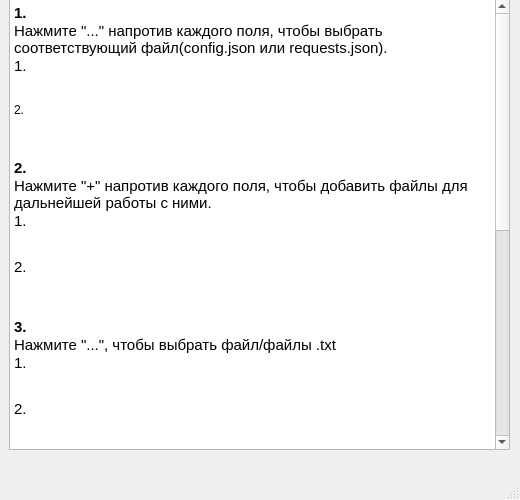
Before: the Qt Designer form helpWindow/helpwindow.ui in Xonancess1/Search_Engine, drawn with Qt 5.
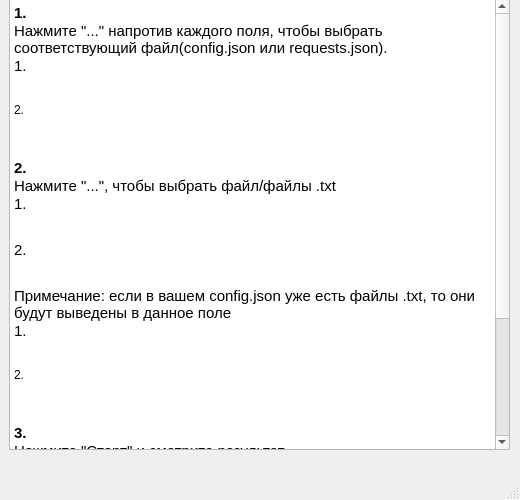
After: the same form once the commit is applied. Icons and pictures are not drawn.

Patch:
```diff
--- a/helpWindow/helpwindow.ui
+++ b/helpWindow/helpwindow.ui
@@ -63,15 +63,6 @@
 &lt;p style=&quot;-qt-paragraph-type:empty; margin-top:0px; margin-bottom:0px; margin-left:0px; margin-right:0px; -qt-block-indent:0; text-indent:0px;&quot;&gt;&lt;br /&gt;&lt;/p&gt;
 &lt;p style=&quot;-qt-paragraph-type:empty; margin-top:0px; margin-bottom:0px; margin-left:0px; margin-right:0px; -qt-block-indent:0; text-indent:0px;&quot;&gt;&lt;br /&gt;&lt;/p&gt;
 &lt;p style=&quot; margin-top:0px; margin-bottom:0px; margin-left:0px; margin-right:0px; -qt-block-indent:0; text-indent:0px;&quot;&gt;&lt;span style=&quot; font-size:11pt; font-weight:700;&quot;&gt;2.&lt;/span&gt;&lt;/p&gt;
-&lt;p style=&quot; margin-top:0px; margin-bottom:0px; margin-left:0px; margin-right:0px; -qt-block-indent:0; text-indent:0px;&quot;&gt;&lt;span style=&quot; font-size:11pt;&quot;&gt;Нажмите &amp;quot;+&amp;quot; напротив каждого поля, чтобы добавить файлы для дальнейшей работы с ними.&lt;/span&gt;&lt;/p&gt;
-&lt;p style=&quot; margin-top:0px; margin-bottom:0px; margin-left:0px; margin-right:0px; -qt-block-indent:0; text-indent:0px;&quot;&gt;&lt;span style=&quot; font-size:11pt;&quot;&gt;1.&lt;/span&gt;&lt;/p&gt;
-&lt;p style=&quot; margin-top:0px; margin-bottom:0px; margin-left:0px; margin-right:0px; -qt-block-indent:0; text-indent:0px;&quot;&gt;&lt;img src=&quot;:/Images/Images/addConfigAndRequestsJSON.jpg&quot; width=&quot;470&quot; /&gt;&lt;/p&gt;
-&lt;p style=&quot;-qt-paragraph-type:empty; margin-top:0px; margin-bottom:0px; margin-left:0px; margin-right:0px; -qt-block-indent:0; text-indent:0px;&quot;&gt;&lt;br /&gt;&lt;/p&gt;
-&lt;p style=&quot; margin-top:0px; margin-bottom:0px; margin-left:0px; margin-right:0px; -qt-block-indent:0; text-indent:0px;&quot;&gt;&lt;span style=&quot; font-size:11pt;&quot;&gt;2.&lt;/span&gt;&lt;/p&gt;
-&lt;p style=&quot; margin-top:0px; margin-bottom:0px; margin-left:0px; margin-right:0px; -qt-block-indent:0; text-indent:0px;&quot;&gt;&lt;img src=&quot;:/Images/Images/addLabelConfigAndRequestsJSON.jpg&quot; width=&quot;470&quot; /&gt;&lt;/p&gt;
-&lt;p style=&quot;-qt-paragraph-type:empty; margin-top:0px; margin-bottom:0px; margin-left:0px; margin-right:0px; -qt-block-indent:0; text-indent:0px;&quot;&gt;&lt;br /&gt;&lt;/p&gt;
-&lt;p style=&quot;-qt-paragraph-type:empty; margin-top:0px; margin-bottom:0px; margin-left:0px; margin-right:0px; -qt-block-indent:0; text-indent:0px;&quot;&gt;&lt;br /&gt;&lt;/p&gt;
-&lt;p style=&quot; margin-top:0px; margin-bottom:0px; margin-left:0px; margin-right:0px; -qt-block-indent:0; text-indent:0px;&quot;&gt;&lt;span style=&quot; font-size:11pt; font-weight:700;&quot;&gt;3.&lt;/span&gt;&lt;/p&gt;
 &lt;p style=&quot; margin-top:0px; margin-bottom:0px; margin-left:0px; margin-right:0px; -qt-block-indent:0; text-indent:0px;&quot;&gt;&lt;span style=&quot; font-size:11pt;&quot;&gt;Нажмите &amp;quot;...&amp;quot;, чтобы выбрать файл/файлы .txt&lt;/span&gt;&lt;/p&gt;
 &lt;p style=&quot; margin-top:0px; margin-bottom:0px; margin-left:0px; margin-right:0px; -qt-block-indent:0; text-indent:0px;&quot;&gt;&lt;span style=&quot; font-size:11pt;&quot;&gt;1.&lt;/span&gt;&lt;/p&gt;
 &lt;p style=&quot; margin-top:0px; margin-bottom:0px; margin-left:0px; margin-right:0px; -qt-block-indent:0; text-indent:0px;&quot;&gt;&lt;img src=&quot;:/Images/Images/openTxt.jpg&quot; width=&quot;400&quot; /&gt;&lt;/p&gt;
@@ -87,22 +78,17 @@
 &lt;p style=&quot; margin-top:0px; margin-bottom:0px; margin-left:0px; margin-right:0px; -qt-block-indent:0; text-indent:0px;&quot;&gt;&lt;img src=&quot;:/Images/Images/showTxtConfigJSON.jpg&quot; width=&quot;350&quot; /&gt;&lt;/p&gt;
 &lt;p style=&quot;-qt-paragraph-type:empty; margin-top:0px; margin-bottom:0px; margin-left:0px; margin-right:0px; -qt-block-indent:0; text-indent:0px;&quot;&gt;&lt;br /&gt;&lt;/p&gt;
 &lt;p style=&quot;-qt-paragraph-type:empty; margin-top:0px; margin-bottom:0px; margin-left:0px; margin-right:0px; -qt-block-indent:0; text-indent:0px;&quot;&gt;&lt;br /&gt;&lt;/p&gt;
-&lt;p style=&quot; margin-top:0px; margin-bottom:0px; margin-left:0px; margin-right:0px; -qt-block-indent:0; text-indent:0px;&quot;&gt;&lt;span style=&quot; font-size:11pt; font-weight:700;&quot;&gt;4.&lt;/span&gt;&lt;/p&gt;
-&lt;p style=&quot; margin-top:0px; margin-bottom:0px; margin-left:0px; margin-right:0px; -qt-block-indent:0; text-indent:0px;&quot;&gt;&lt;span style=&quot; font-size:11pt;&quot;&gt;Нажмите &amp;quot;+&amp;quot;, чтобы добавить файл/файлы для дальнейшей работы с ним/ними.&lt;/span&gt;&lt;/p&gt;
-&lt;p style=&quot; margin-top:0px; margin-bottom:0px; margin-left:0px; margin-right:0px; -qt-block-indent:0; text-indent:0px;&quot;&gt;&lt;span style=&quot; font-size:11pt;&quot;&gt;1.&lt;/span&gt;&lt;/p&gt;
-&lt;p style=&quot; margin-top:0px; margin-bottom:0px; margin-left:0px; margin-right:0px; -qt-block-indent:0; text-indent:0px;&quot;&gt;&lt;img src=&quot;:/Images/Images/addTxt.jpg&quot; width=&quot;470&quot; /&gt;&lt;/p&gt;
-&lt;p style=&quot;-qt-paragraph-type:empty; margin-top:0px; margin-bottom:0px; margin-left:0px; margin-right:0px; -qt-block-indent:0; text-indent:0px;&quot;&gt;&lt;br /&gt;&lt;/p&gt;
-&lt;p style=&quot; margin-top:0px; margin-bottom:0px; margin-left:0px; margin-right:0px; -qt-block-indent:0; text-indent:0px;&quot;&gt;&lt;span style=&quot; font-size:11pt;&quot;&gt;2.&lt;/span&gt;&lt;/p&gt;
-&lt;p style=&quot; margin-top:0px; margin-bottom:0px; margin-left:0px; margin-right:0px; -qt-block-indent:0; text-indent:0px;&quot;&gt;&lt;img src=&quot;:/Images/Images/addLabelTxt.jpg&quot; width=&quot;470&quot; /&gt;&lt;/p&gt;
-&lt;p style=&quot;-qt-paragraph-type:empty; margin-top:0px; margin-bottom:0px; margin-left:0px; margin-right:0px; -qt-block-indent:0; text-indent:0px;&quot;&gt;&lt;br /&gt;&lt;/p&gt;
-&lt;p style=&quot;-qt-paragraph-type:empty; margin-top:0px; margin-bottom:0px; margin-left:0px; margin-right:0px; -qt-block-indent:0; text-indent:0px;&quot;&gt;&lt;br /&gt;&lt;/p&gt;
-&lt;p style=&quot; margin-top:0px; margin-bottom:0px; margin-left:0px; margin-right:0px; -qt-block-indent:0; text-indent:0px;&quot;&gt;&lt;span style=&quot; font-size:11pt; font-weight:700;&quot;&gt;5.&lt;/span&gt;&lt;/p&gt;
+&lt;p style=&quot; margin-top:0px; margin-bottom:0px; margin-left:0px; margin-right:0px; -qt-block-indent:0; text-indent:0px;&quot;&gt;&lt;span style=&quot; font-size:11pt; font-weight:700;&quot;&gt;3.&lt;/span&gt;&lt;/p&gt;
 &lt;p style=&quot; margin-top:0px; margin-bottom:0px; margin-left:0px; margin-right:0px; -qt-block-indent:0; text-indent:0px;&quot;&gt;&lt;span style=&quot; font-size:11pt;&quot;&gt;Нажмите &amp;quot;Старт&amp;quot; и смотрите результат&lt;/span&gt;&lt;/p&gt;
 &lt;p style=&quot; margin-top:0px; margin-bottom:0px; margin-left:0px; margin-right:0px; -qt-block-indent:0; text-indent:0px;&quot;&gt;&lt;span style=&quot; font-size:11pt;&quot;&gt;1.&lt;/span&gt;&lt;/p&gt;
 &lt;p style=&quot; margin-top:0px; margin-bottom:0px; margin-left:0px; margin-right:0px; -qt-block-indent:0; text-indent:0px;&quot;&gt;&lt;img src=&quot;:/Images/Images/startAndResult.jpg&quot; width=&quot;460&quot; /&gt;&lt;/p&gt;
 &lt;p style=&quot;-qt-paragraph-type:empty; margin-top:0px; margin-bottom:0px; margin-left:0px; margin-right:0px; -qt-block-indent:0; text-indent:0px;&quot;&gt;&lt;br /&gt;&lt;/p&gt;
 &lt;p style=&quot; margin-top:0px; margin-bottom:0px; margin-left:0px; margin-right:0px; -qt-block-indent:0; text-indent:0px;&quot;&gt;&lt;span style=&quot; font-size:11pt;&quot;&gt;2.&lt;/span&gt;&lt;/p&gt;
 &lt;p style=&quot; margin-top:0px; margin-bottom:0px; margin-left:0px; margin-right:0px; -qt-block-indent:0; text-indent:0px;&quot;&gt;&lt;img src=&quot;:/Images/Images/showStartAndResult.jpg&quot; width=&quot;460&quot; /&gt;&lt;/p&gt;
+&lt;p style=&quot;-qt-paragraph-type:empty; margin-top:0px; margin-bottom:0px; margin-left:0px; margin-right:0px; -qt-block-indent:0; text-indent:0px;&quot;&gt;&lt;br /&gt;&lt;/p&gt;
+&lt;p style=&quot;-qt-paragraph-type:empty; margin-top:0px; margin-bottom:0px; margin-left:0px; margin-right:0px; -qt-block-indent:0; text-indent:0px;&quot;&gt;&lt;br /&gt;&lt;/p&gt;
+&lt;p style=&quot; margin-top:0px; margin-bottom:0px; margin-left:0px; margin-right:0px; -qt-block-indent:0; text-indent:0px;&quot;&gt;&lt;span style=&quot; font-size:11pt; font-weight:700;&quot;&gt;4.&lt;/span&gt;&lt;/p&gt;
+&lt;p style=&quot; margin-top:0px; margin-bottom:0px; margin-left:0px; margin-right:0px; -qt-block-indent:0; text-indent:0px;&quot;&gt;&lt;span style=&quot; font-size:11pt;&quot;&gt;Нажмите &amp;quot;Сохранить&amp;quot;&lt;/span&gt;&lt;/p&gt;
 &lt;p style=&quot;-qt-paragraph-type:empty; margin-top:0px; margin-bottom:0px; margin-left:0px; margin-right:0px; -qt-block-indent:0; text-indent:0px;&quot;&gt;&lt;br /&gt;&lt;/p&gt;&lt;/body&gt;&lt;/html&gt;</string>
        </property>
       </widget>
```
